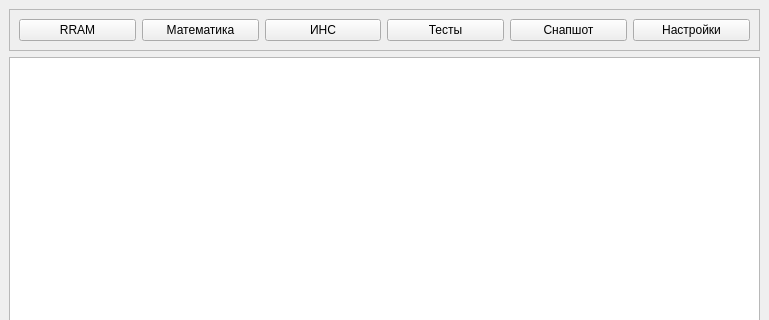
Qt form gui/uies/crossbar.ui (neurocomputer/MemriBoard) before a commit; both pictures show x 0 to 769 and y 0 to 320 of the 769 by 539 pixel window.
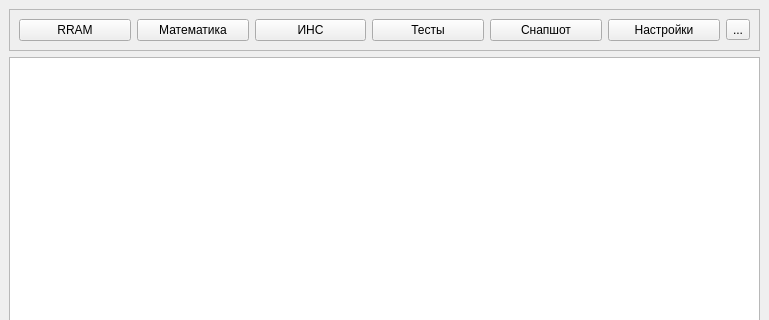
The same form after that commit.

Commit message: Added menu button with shortcuts to main window

```diff
--- a/gui/uies/crossbar.ui
+++ b/gui/uies/crossbar.ui
@@ -68,6 +68,13 @@
            </property>
           </widget>
          </item>
+         <item row="0" column="7">
+          <widget class="QToolButton" name="tool_button">
+           <property name="text">
+            <string>...</string>
+           </property>
+          </widget>
+         </item>
         </layout>
        </item>
       </layout>
```
Left out of the diff: 44 changed lines with no effect on the pictures. The commit also changes 3 other files.
